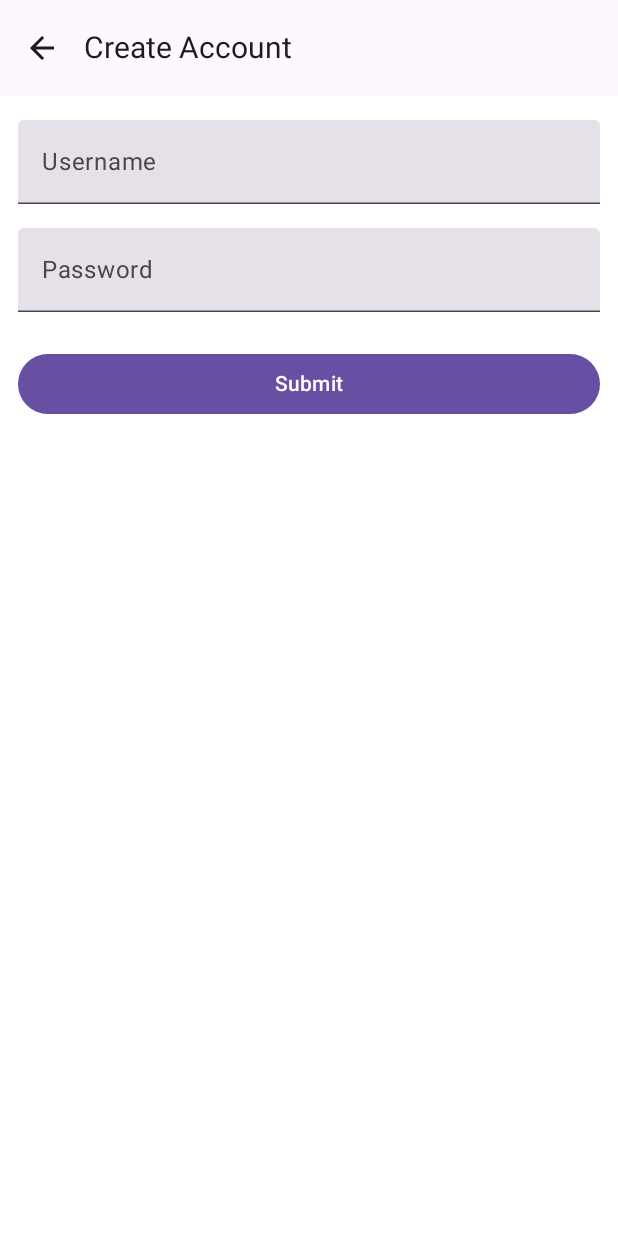
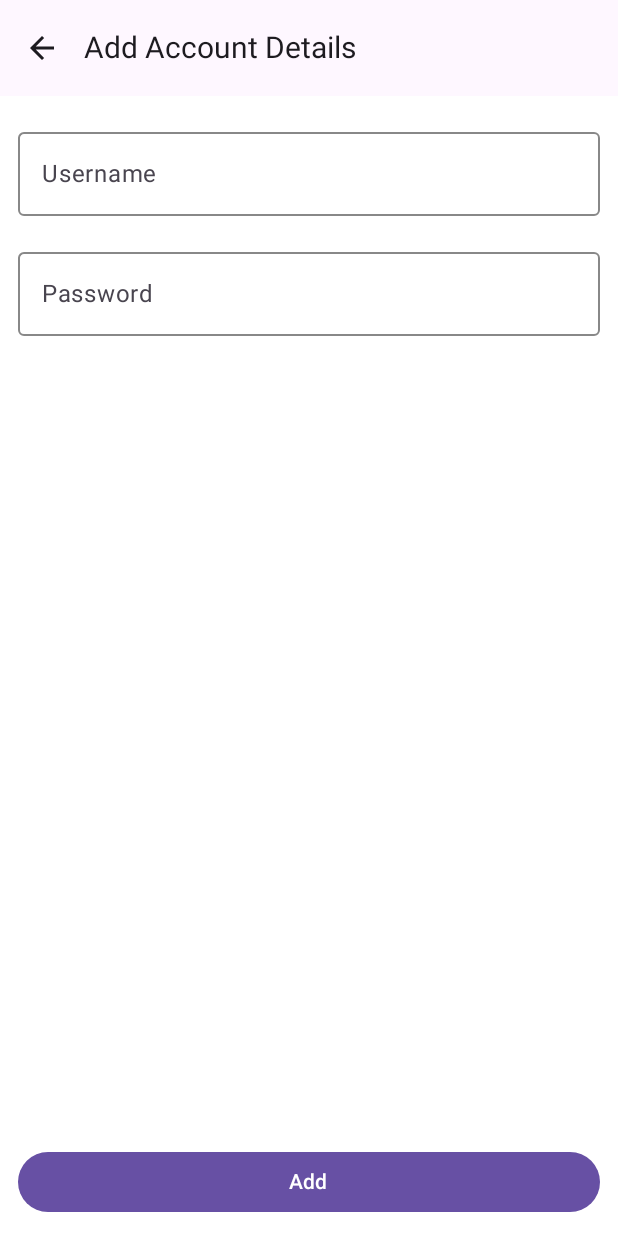
Before and after one commit to ItzAreeb/Password-Manager, an Android app built with Jetpack Compose: the @Preview function CreateAccountScreenPreview, on a phone screen of 412 x 824 dp. Run offline under Robolectric (Android 15) with nearby library versions, the phone set to English and light mode, and no system bars.

Commit message:
Fixed spacing around buttons and organized layout

```diff
--- a/app/src/main/java/com/example/passwordmanager/ui/CreateAccountScreen.kt
+++ b/app/src/main/java/com/example/passwordmanager/ui/CreateAccountScreen.kt
@@ -12,8 +12,9 @@ import androidx.compose.material3.Button
 import androidx.compose.material3.ExperimentalMaterial3Api
 import androidx.compose.material3.Icon
 import androidx.compose.material3.IconButton
+import androidx.compose.material3.OutlinedTextField
 import androidx.compose.material3.Text
-import androidx.compose.material3.TextField
+import androidx.compose.material3.TextFieldDefaults
 import androidx.compose.material3.TopAppBar
 import androidx.compose.runtime.Composable
 import androidx.compose.runtime.getValue
@@ -22,6 +23,7 @@ import androidx.compose.runtime.mutableStateOf
 import androidx.compose.runtime.remember
 import androidx.compose.runtime.setValue
 import androidx.compose.ui.Modifier
+import androidx.compose.ui.graphics.Color
 import androidx.compose.ui.text.input.PasswordVisualTransformation
 import androidx.compose.ui.text.input.TextFieldValue
 import androidx.compose.ui.tooling.preview.Preview
@@ -40,10 +42,9 @@ fun CreateAccountScreen(navController: NavController, modifier: Modifier = Modif
     Column(
         modifier = modifier
             .fillMaxSize()
-    //        .padding(horizontal = 4.dp)
     ) {
         TopAppBar(
-            title = { Text("Create Account", fontSize = 20.sp) },
+            title = { Text("Add Account Details", fontSize = 20.sp) },
             navigationIcon = {
                 IconButton(onClick = { navController.popBackStack() }) {
                     Icon(
@@ -54,32 +55,40 @@ fun CreateAccountScreen(navController: NavController, modifier: Modifier = Modif
             }
         )
 
-        // Removing fillMaxSize() from this column
         Column(
             modifier = Modifier
                 .padding(horizontal = 12.dp)
         ) {
-            Spacer(modifier = Modifier.height(16.dp)) // Small spacing after TopAppBar
+            Spacer(modifier = Modifier.height(16.dp))
 
-            TextField(
+            OutlinedTextField(
                 value = username,
                 onValueChange = { username = it },
                 label = { Text("Username") },
-                modifier = Modifier.fillMaxWidth()
+                modifier = Modifier.fillMaxWidth(),
+                colors = TextFieldDefaults.outlinedTextFieldColors(
+                    containerColor = Color.Transparent, // Transparent background
+                    focusedBorderColor = Color.Black, // Border color when focused
+                    unfocusedBorderColor = Color.Gray // Border color when not focused
+                )
             )
 
             Spacer(modifier = Modifier.height(16.dp))
 
-            TextField(
+            OutlinedTextField(
                 value = password,
                 onValueChange = { password = it },
                 label = { Text("Password") },
                 visualTransformation = PasswordVisualTransformation(),
-                modifier = Modifier.fillMaxWidth()
+                modifier = Modifier.fillMaxWidth(),
+                colors = TextFieldDefaults.outlinedTextFieldColors(
+                    containerColor = Color.Transparent,
+                    focusedBorderColor = Color.Black,
+                    unfocusedBorderColor = Color.Gray
+                )
             )
 
-            Spacer(modifier = Modifier.height(24.dp))
-
+            Spacer(modifier = Modifier.weight(1f))
             Button(
                 onClick = {
                     val newAccount = Account()
@@ -90,9 +99,9 @@ fun CreateAccountScreen(navController: NavController, modifier: Modifier = Modif
                     }
                     navController.popBackStack()
                 },
-                modifier = Modifier.fillMaxWidth()
+                modifier = Modifier.fillMaxWidth().padding(vertical = 12.dp)
             ) {
-                Text("Submit")
+                Text("Add")
             }
         }
     }
```
